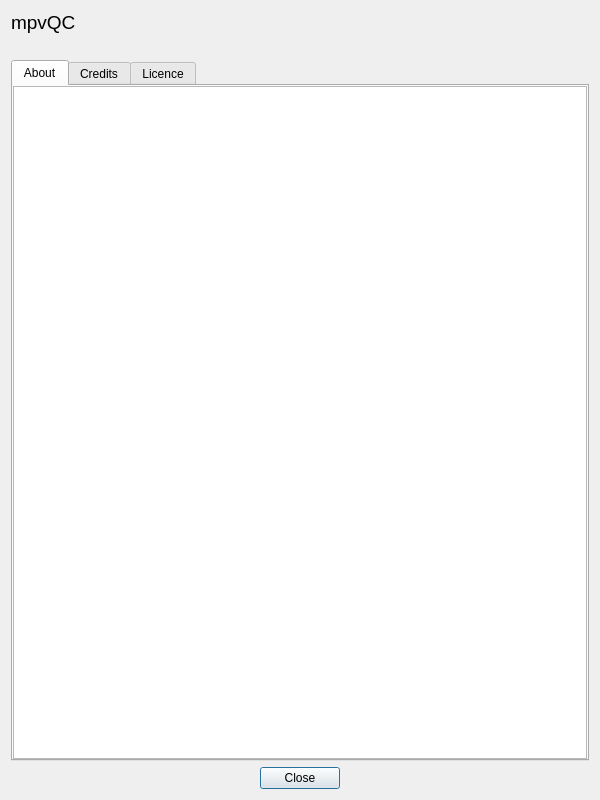
This is data/ui/dialog_about.ui in mpvqc/mpvQC as Qt 5 draws it before an edit. The edited form follows.
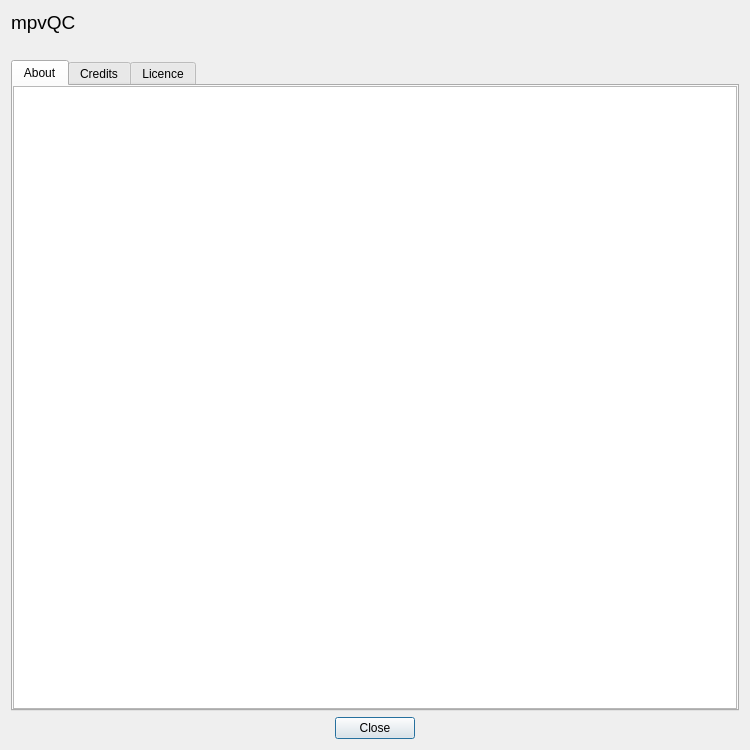
This is the edited form.

Commit message:
:sparkles: Adjust about dialog size
We change it from 600x800 -> 750x750.
That way the licence can be displayed without scrolling or line breaks.

The edit to the form file:
```diff
--- a/data/ui/dialog_about.ui
+++ b/data/ui/dialog_about.ui
@@ -6,8 +6,8 @@
    <rect>
     <x>0</x>
     <y>0</y>
-    <width>600</width>
-    <height>800</height>
+    <width>750</width>
+    <height>750</height>
    </rect>
   </property>
   <property name="windowTitle">
```
The commit also changes 1 other file.
